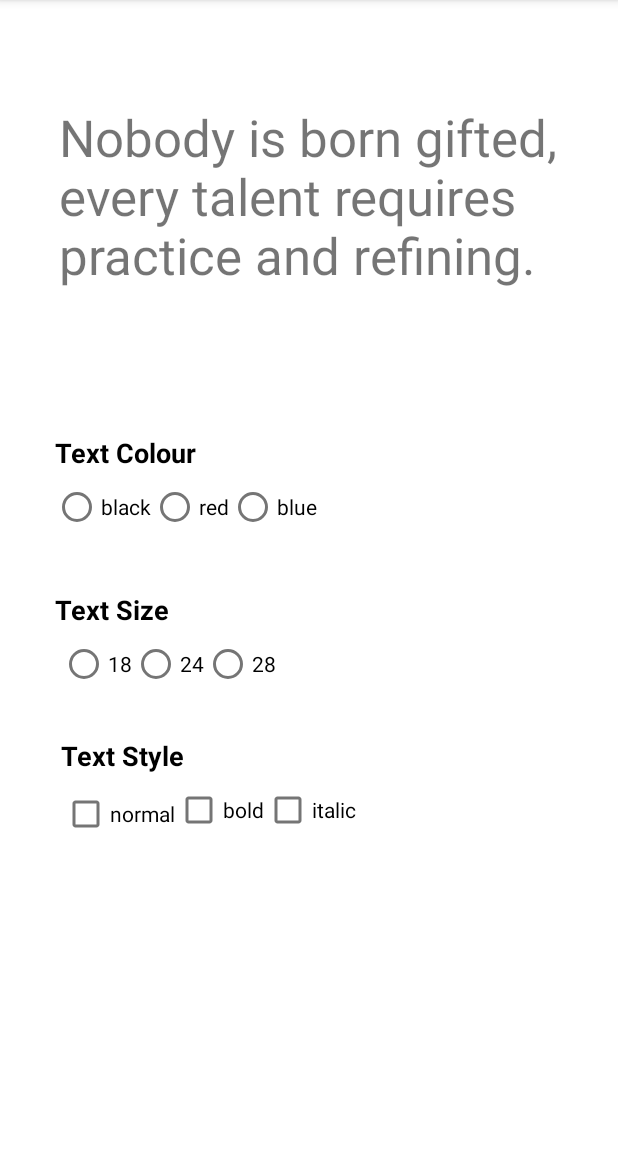
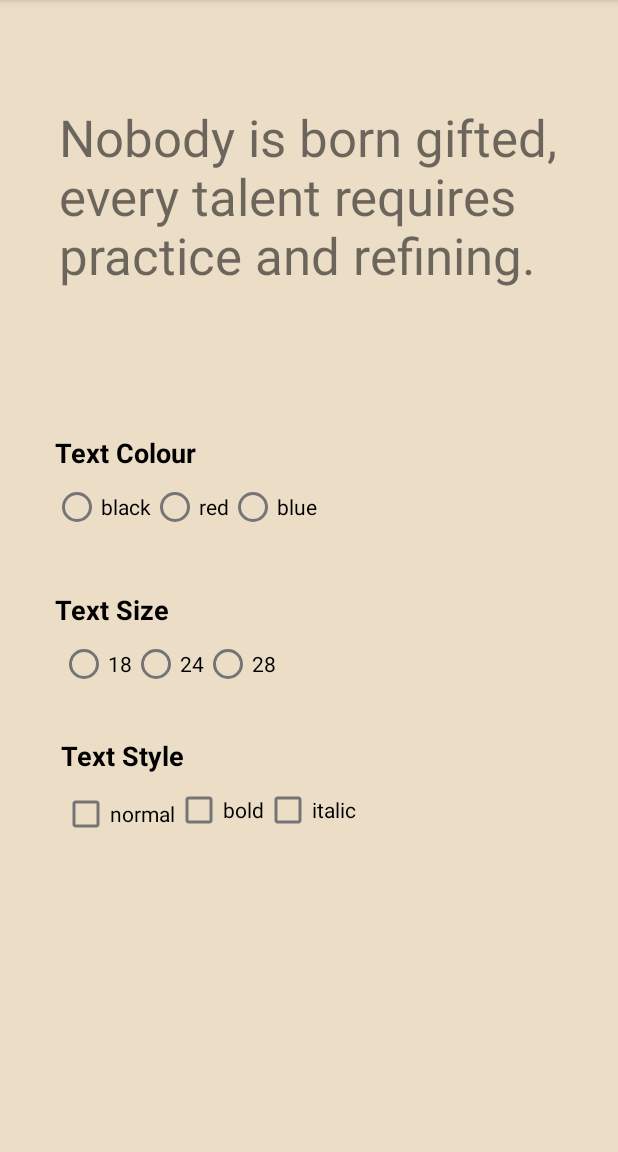
Before and after one commit to zhafranzainal/simple_mobile_app, an Android app: the screen it shows after launch (TextManipulationActivity), on a phone screen of 412 x 824 dp, the part 84-1236 px from its top. Run offline under Robolectric (Android 15) with nearby library versions, the phone set to English and light mode, and no system bars.

Commit message:
Add colour of screen background

```diff
--- a/app/src/main/res/layout/activity_text_manipulation.xml
+++ b/app/src/main/res/layout/activity_text_manipulation.xml
@@ -4,6 +4,7 @@
     xmlns:tools="http://schemas.android.com/tools"
     android:layout_width="match_parent"
     android:layout_height="match_parent"
+    android:background="#ECDDC6"
     tools:context=".TextManipulationActivity">
 
     <TextView
```
